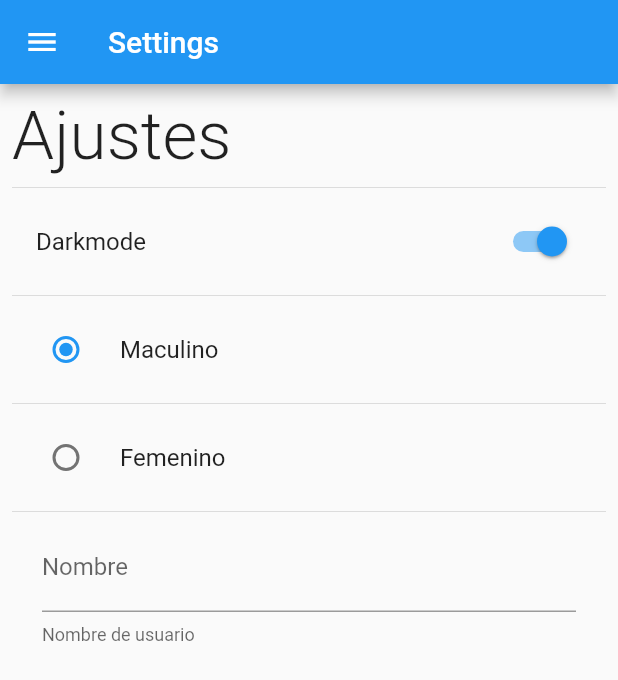
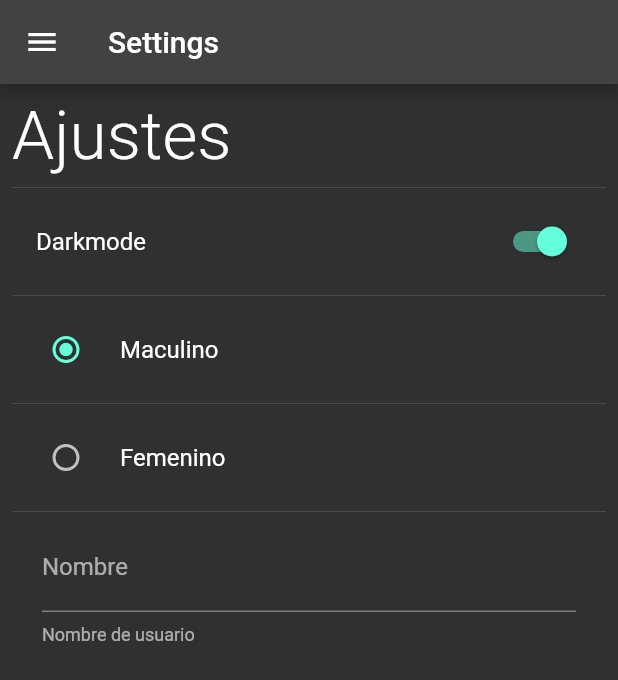
Before and after one commit to jhackhdez/preferences_app, a Flutter app: the SettingsScreen screen opened by its route, after a tap on "Darkmode", on a phone screen of 412 x 824 dp. Shown: the top 680 px of the screen. Run offline on Flutter 3.47's test engine with Material 2 defaults, Android fonts, the phone set to English and light mode, and no system bars; our stand-ins replace shared_preferences; accounts and stored records are empty.

Commit message:
update in real time theme dark or light with switch

```diff
--- /dev/null
+++ b/lib/providers/theme_provider.dart
@@ -0,0 +1,19 @@
+import 'package:flutter/material.dart';
+
+class ThemeProvider extends ChangeNotifier {
+  ThemeData currentTheme;
+
+  ThemeProvider({required bool isDarmode})
+      : currentTheme = isDarmode ? ThemeData.dark() : ThemeData.light();
+
+  setLightMode() {
+    currentTheme = ThemeData.light();
+    // se utiliza para redibujar widgets en tiempo real
+    notifyListeners();
+  }
+
+  setDarkMode() {
+    currentTheme = ThemeData.dark();
+    notifyListeners();
+  }
+}
--- a/lib/screens/settings_screen.dart
+++ b/lib/screens/settings_screen.dart
@@ -1,5 +1,7 @@
 import 'package:flutter/material.dart';
+import 'package:preferences_app/providers/theme_provider.dart';
 import 'package:preferences_app/share_preferences/preferences.dart';
+import 'package:provider/provider.dart';
 
 import '../widgets/side_menu.dart';
 
@@ -40,6 +42,12 @@ class _SettingsScreenState extends State<SettingsScreen> {
                   title: const Text('Darkmode'),
                   onChanged: (value) {
                     Preferences.isDarkmode = value;
+                    // Esto permite llamar al provider a la hora de clic en el switch y actualizaqr la vista en tiempo real con el theme
+                    final themeProvider =
+                        Provider.of<ThemeProvider>(context, listen: false);
+                    value
+                        ? themeProvider.setDarkMode()
+                        : themeProvider.setLightMode();
                     setState(() {});
                   }),
               const Divider(),
--- a/pubspec.yaml
+++ b/pubspec.yaml
@@ -36,6 +36,7 @@ dependencies:
   # Use with the CupertinoIcons class for iOS style icons.
   cupertino_icons: ^1.0.2
   shared_preferences: ^2.2.2
+  provider: ^6.1.1
 
 dev_dependencies:
   flutter_test:
```
Also changed, not shown: lib/main.dart (+12 -2 lines), pubspec.lock.
